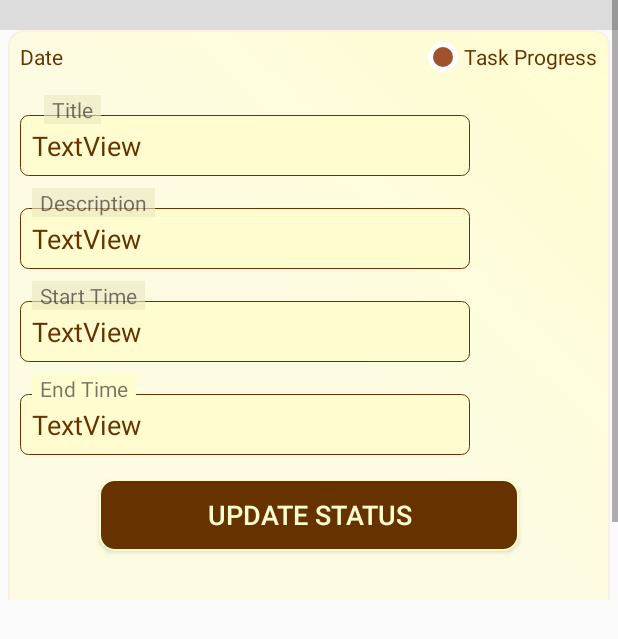
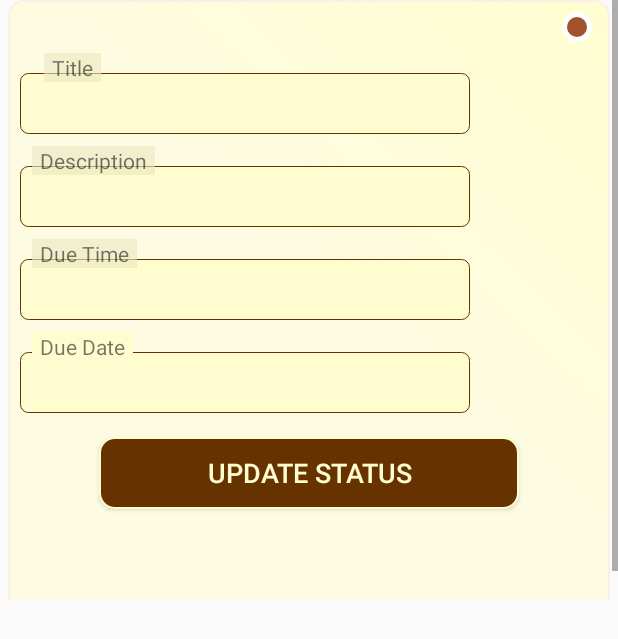
Before and after one commit to Dalton-47/Task-Management-Application, an Android app: the layout recyclerview_tasks_layout.xml on its own in the app's theme, with its tools: preview values and no code run, on a phone screen of 412 x 824 dp. Shown: the top 639 px of the screen. Run offline under Robolectric (Android 15) with nearby library versions, the phone set to English and light mode, and no system bars.

Commit message:
Modified the view my tasks page

```diff
--- a/app/src/main/java/com/example/luna/Create_Event.java
+++ b/app/src/main/java/com/example/luna/Create_Event.java
@@ -127,7 +127,7 @@ public class Create_Event extends AppCompatActivity implements OnMapReadyCallbac
         spinnerTaskCategory = (Spinner) this.findViewById(R.id.spinnerCreateEventCategory);
 
         // Assuming you have already initialized your Spinner and categoryArray
-        ArrayAdapter<String> arrayAdapter = new ArrayAdapter<String>(this, R.layout.spinner_item_layouts, categoryArray);
+        ArrayAdapter<String> arrayAdapter = new ArrayAdapter<String>(this, android.R.layout.simple_spinner_item, categoryArray);
 
 // Set the layout to use when the list of choices appears
         arrayAdapter.setDropDownViewResource(android.R.layout.simple_spinner_dropdown_item);
--- a/app/src/main/java/com/example/luna/Create_Task.java
+++ b/app/src/main/java/com/example/luna/Create_Task.java
@@ -173,7 +173,7 @@ public class Create_Task extends AppCompatActivity {
       spinnerTaskCategory = (Spinner) this.findViewById(R.id.spinnerCreateTaskCategory);
 
       // Assuming you have already initialized your Spinner and categoryArray
-      ArrayAdapter<String> arrayAdapter = new ArrayAdapter<String>(this, R.layout.spinner_item_layouts, categoryArray);
+      ArrayAdapter arrayAdapter = new ArrayAdapter(this, android.R.layout.simple_spinner_item, categoryArray);
 
       // Set the layout to use when the list of choices appears
       arrayAdapter.setDropDownViewResource(android.R.layout.simple_spinner_dropdown_item);
--- a/app/src/main/java/com/example/luna/Home_Page.java
+++ b/app/src/main/java/com/example/luna/Home_Page.java
@@ -156,7 +156,7 @@ public class Home_Page extends AppCompatActivity {
                 // constraintLayoutTasks.setVisibility(View.VISIBLE);
                 Intent myIntent = new Intent(Home_Page.this,view_tasks_activity.class);
                 Bundle bundle = new Bundle();
-                bundle.putString("category","finance");
+                bundle.putString("category","Finance");
                 myIntent.putExtras(bundle);
                 startActivity(myIntent);
                 overridePendingTransition(R.anim.slide_in, R.anim.slide_out);
@@ -203,10 +203,6 @@ public class Home_Page extends AppCompatActivity {
         categoryDialog = new Dialog(this);
         categoryDialog.setContentView(R.layout.event_task_dialog_layout);
 
-
-        // Initialize the MapView
-      //  mapView = mapDialog.findViewById(R.id.mapViewMain);
-
         viewTaskDialog = categoryDialog.findViewById(R.id.viewTaskDialog);
         viewEventDialog = categoryDialog.findViewById(R.id.viewEventDialog);
 
--- a/app/src/main/res/layout/activity_view_tasks.xml
+++ b/app/src/main/res/layout/activity_view_tasks.xml
@@ -20,17 +20,17 @@
         android:id="@+id/recyclerViewTasks"
         android:layout_width="350dp"
         android:layout_height="600dp"
-        app:layout_constraintBottom_toBottomOf="parent"
+        android:layout_marginTop="8dp"
         app:layout_constraintEnd_toEndOf="parent"
         app:layout_constraintStart_toStartOf="parent"
         app:layout_constraintTop_toBottomOf="@+id/view6" />
 
     <TextView
-        android:id="@+id/textView37"
+        android:id="@+id/textViewViewTasks"
         android:layout_width="wrap_content"
         android:layout_height="wrap_content"
         android:layout_marginBottom="16dp"
-        android:text="My Work Tasks"
+        android:text="My Tasks"
         android:textColor="#FFFDD0"
         android:textSize="25sp"
         app:layout_constraintBottom_toBottomOf="@+id/view6"
--- a/app/src/main/res/layout/recyclerview_tasks_layout.xml
+++ b/app/src/main/res/layout/recyclerview_tasks_layout.xml
@@ -13,19 +13,13 @@
         android:layout_height="wrap_content"
         android:orientation="vertical">
 
-        <View
-            android:id="@+id/divider"
-            android:layout_width="match_parent"
-            android:layout_height="20dp"
-            android:background="?android:attr/listDivider" />
-
         <RelativeLayout
             android:layout_width="match_parent"
             android:layout_height="match_parent">
 
             <androidx.constraintlayout.widget.ConstraintLayout
                 android:layout_width="match_parent"
-                android:layout_height="440dp"
+                android:layout_height="420dp"
                 android:paddingStart="5dp"
                 android:paddingEnd="5dp">
 
@@ -39,25 +33,13 @@
                     app:layout_constraintTop_toTopOf="parent" />
 
                 <TextView
-                    android:id="@+id/textViewTaskDateLIST"
-                    android:layout_width="wrap_content"
-                    android:layout_height="wrap_content"
-                    android:layout_marginStart="8dp"
-                    android:layout_marginTop="8dp"
-                    android:text="Date"
-                    android:textColor="#663300"
-                    app:layout_constraintStart_toStartOf="parent"
-                    app:layout_constraintTop_toTopOf="parent" />
-
-                <TextView
-                    android:id="@+id/textViewPatientName_REC"
+                    android:id="@+id/textViewTaskTitle_REC"
                     android:layout_width="300dp"
                     android:layout_height="wrap_content"
                     android:layout_marginStart="8dp"
                     android:layout_marginTop="-6dp"
                     android:background="@drawable/textview_background"
                     android:padding="8dp"
-                    android:text="TextView"
                     android:textColor="#663300"
                     android:textSize="18sp"
                     app:layout_constraintStart_toStartOf="parent"
@@ -68,14 +50,14 @@
                     android:layout_width="wrap_content"
                     android:layout_height="wrap_content"
                     android:layout_marginStart="16dp"
-                    android:layout_marginTop="16dp"
+                    android:layout_marginTop="8dp"
                     android:background="#8FFFFDD0"
                     android:elevation="0.1dp"
                     android:paddingStart="5dp"
                     android:paddingEnd="5dp"
                     android:text="Title"
-                    app:layout_constraintStart_toStartOf="@+id/textViewPatientName_REC"
-                    app:layout_constraintTop_toBottomOf="@+id/textViewTaskDateLIST" />
+                    app:layout_constraintStart_toStartOf="@+id/textViewTaskTitle_REC"
+                    app:layout_constraintTop_toBottomOf="@+id/textViewTaskStatus_REC" />
 
                 <TextView
                     android:id="@+id/textView110"
@@ -89,17 +71,16 @@
                     android:paddingEnd="5dp"
                     android:text="Description"
                     app:layout_constraintStart_toStartOf="parent"
-                    app:layout_constraintTop_toBottomOf="@+id/textViewPatientName_REC" />
+                    app:layout_constraintTop_toBottomOf="@+id/textViewTaskTitle_REC" />
 
                 <TextView
-                    android:id="@+id/textViewPatientAge_REC"
+                    android:id="@+id/textViewTaskDescription_REC"
                     android:layout_width="300dp"
                     android:layout_height="wrap_content"
                     android:layout_marginStart="8dp"
                     android:layout_marginTop="-6dp"
                     android:background="@drawable/textview_background"
                     android:padding="8dp"
-                    android:text="TextView"
                     android:textColor="#663300"
                     android:textSize="18sp"
                     app:layout_constraintStart_toStartOf="parent"
@@ -115,19 +96,18 @@
                     android:elevation="0.1dp"
                     android:paddingStart="5dp"
                     android:paddingEnd="5dp"
-                    android:text="Start Time"
+                    android:text="Due Time"
                     app:layout_constraintStart_toStartOf="parent"
-                    app:layout_constraintTop_toBottomOf="@+id/textViewPatientAge_REC" />
+                    app:layout_constraintTop_toBottomOf="@+id/textViewTaskDescription_REC" />
 
                 <TextView
-                    android:id="@+id/textViewAppointmentDescription_REC"
+                    android:id="@+id/textViewTaskDueTime_REC"
                     android:layout_width="300dp"
                     android:layout_height="wrap_content"
                     android:layout_marginStart="8dp"
                     android:layout_marginTop="-6dp"
                     android:background="@drawable/textview_background"
                     android:padding="8dp"
-                    android:text="TextView"
                     android:textColor="#663300"
                     android:textSize="18sp"
                     app:layout_constraintStart_toStartOf="parent"
@@ -143,26 +123,25 @@
                     android:elevation="0.1dp"
                     android:paddingStart="5dp"
                     android:paddingEnd="5dp"
-                    android:text="End Time"
+                    android:text="Due Date"
                     app:layout_constraintStart_toStartOf="parent"
-                    app:layout_constraintTop_toBottomOf="@+id/textViewAppointmentDescription_REC" />
+                    app:layout_constraintTop_toBottomOf="@+id/textViewTaskDueTime_REC" />
 
                 <TextView
-                    android:id="@+id/textViewReportContent_REC"
+                    android:id="@+id/textViewTaskDueDate_REC"
                     android:layout_width="300dp"
                     android:layout_height="wrap_content"
                     android:layout_marginStart="8dp"
                     android:layout_marginTop="-6dp"
                     android:background="@drawable/textview_background"
                     android:padding="8dp"
-                    android:text="TextView"
                     android:textColor="#663300"
                     android:textSize="18sp"
                     app:layout_constraintStart_toStartOf="parent"
                     app:layout_constraintTop_toBottomOf="@+id/textView114" />
 
                 <Button
-                    android:id="@+id/button4"
+                    android:id="@+id/buttonUpdateStatus_REC"
                     android:layout_width="280dp"
                     android:layout_height="48dp"
                     android:layout_marginTop="16dp"
@@ -172,15 +151,14 @@
                     android:textSize="18sp"
                     app:layout_constraintEnd_toEndOf="parent"
                     app:layout_constraintStart_toStartOf="parent"
-                    app:layout_constraintTop_toBottomOf="@+id/textViewReportContent_REC" />
+                    app:layout_constraintTop_toBottomOf="@+id/textViewTaskDueDate_REC" />
 
                 <TextView
-                    android:id="@+id/textView36"
+                    android:id="@+id/textViewTaskStatus_REC"
                     android:layout_width="wrap_content"
                     android:layout_height="wrap_content"
                     android:layout_marginTop="8dp"
                     android:layout_marginEnd="8dp"
-                    android:text="Task Progress"
                     android:textColor="#663300"
                     app:layout_constraintEnd_toEndOf="parent"
                     app:layout_constraintTop_toTopOf="parent" />
@@ -192,7 +170,7 @@
                     android:layout_marginTop="8dp"
                     android:layout_marginEnd="4dp"
                     android:background="@drawable/navy_blue_circle"
-                    app:layout_constraintEnd_toStartOf="@+id/textView36"
+                    app:layout_constraintEnd_toStartOf="@+id/textViewTaskStatus_REC"
                     app:layout_constraintTop_toTopOf="parent" />
             </androidx.constraintlayout.widget.ConstraintLayout>
         </RelativeLayout>
--- /dev/null
+++ b/app/src/main/res/values/dimens.xml
@@ -0,0 +1,4 @@
+<?xml version="1.0" encoding="utf-8"?>
+<resources>
+    <dimen name="item_spacing">8dp</dimen>
+</resources>
```
Also changed, not shown: app/src/main/java/com/example/luna/RecyclerViewItemDecorationClass.java (added, +28 -0 lines), app/src/main/java/com/example/luna/Task_Adapter.java (added, +139 -0 lines), app/src/main/java/com/example/luna/Task_Class.java (+10 -7 lines), app/src/main/java/com/example/luna/task_adapter.java (deleted, +0 -38 lines), app/src/main/java/com/example/luna/view_tasks_activity.java (+95 -2 lines), app/src/main/res/layout/dialog_task_status_layout.xml (added, +107 -0 lines).
